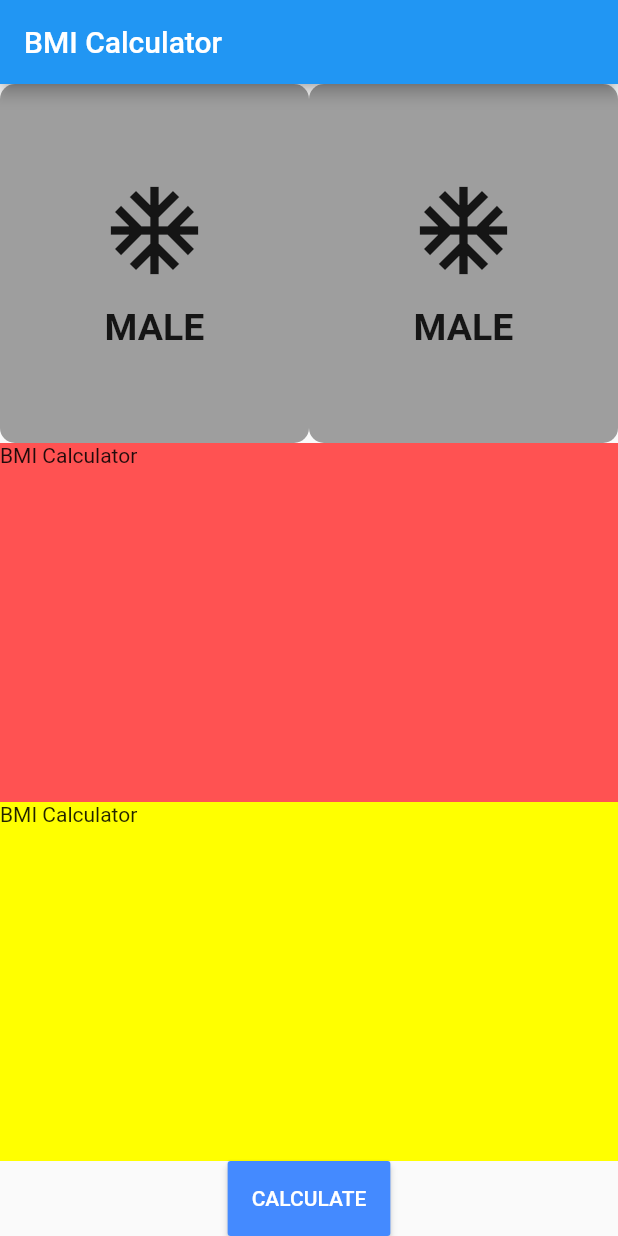
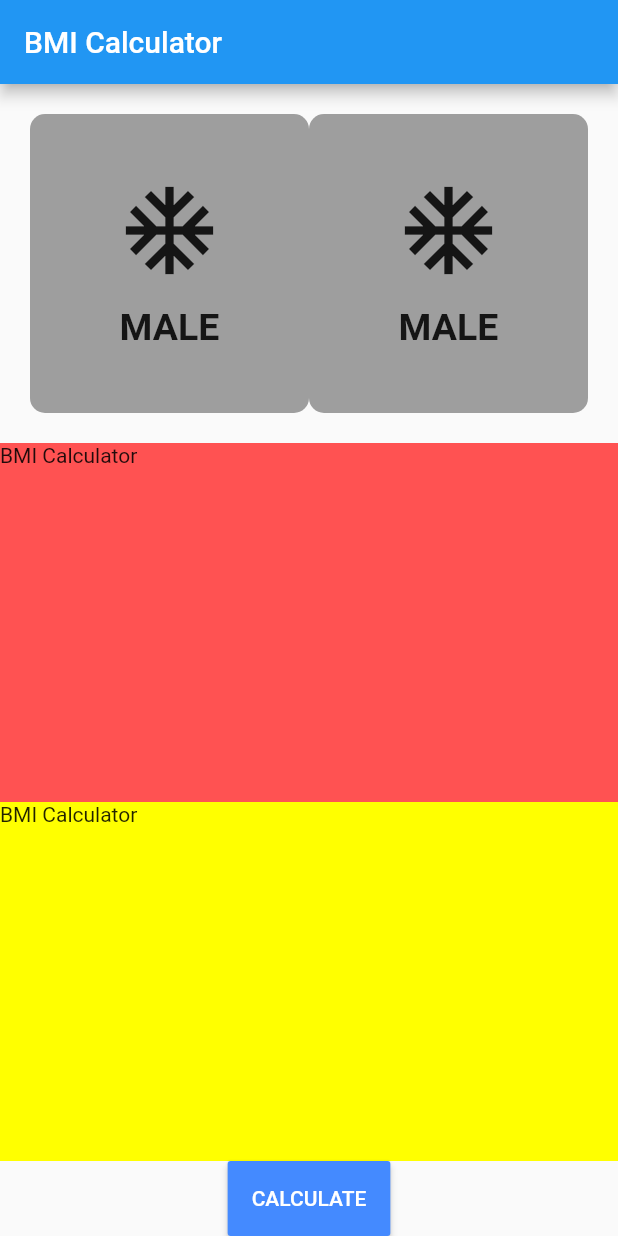
Before and after one commit to Devsaci/bmi_calculator_mansour, a Flutter app: the screen it shows after launch, on a phone screen of 412 x 824 dp. Run offline on Flutter 3.47's test engine with Material 2 defaults, Android fonts, the phone set to English and light mode, and no system bars.

Commit message:
Wrap Row with Padding

```diff
--- a/lib/bmi_screen.dart
+++ b/lib/bmi_screen.dart
@@ -21,6 +21,8 @@ class _BmiScreenState extends State<BmiScreen> {
       body: Column(
         children: [
           Expanded(
+            child: Padding(
+              padding: const EdgeInsets.all(20.0),
               child: Row(
                 children: [
                   Expanded(
@@ -76,6 +78,7 @@ class _BmiScreenState extends State<BmiScreen> {
                 ],
               ),
             ),
+          ),
           Expanded(
             child: Container(
               width: double.infinity,
```
Lines whose indentation alone changed are shown as unchanged.
